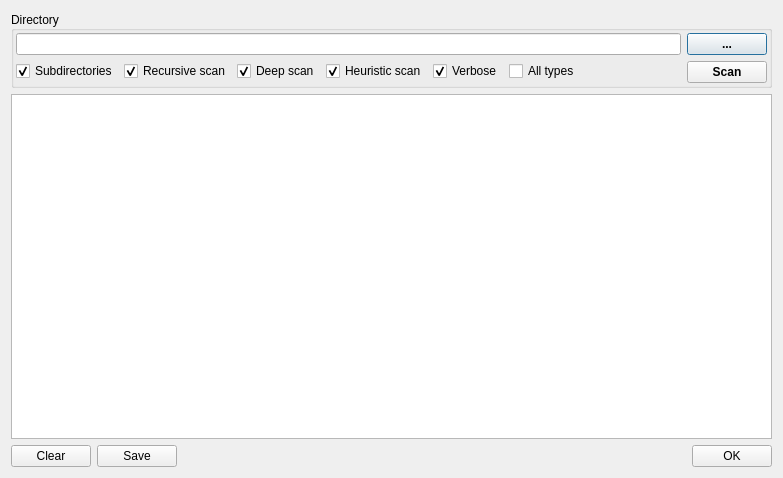
The window that dialognfdscandirectory.ui (horsicq/nfd_widget) describes before a commit, drawn with Qt 5.
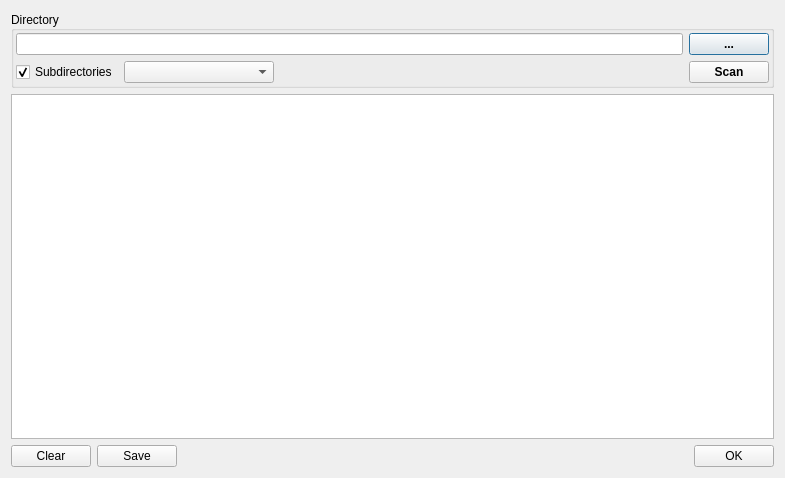
The same window after the commit. Custom widgets are drawn as their Qt base class.

```diff
--- a/dialognfdscandirectory.ui
+++ b/dialognfdscandirectory.ui
@@ -9,7 +9,7 @@
    <rect>
     <x>0</x>
     <y>0</y>
-    <width>783</width>
+    <width>785</width>
     <height>478</height>
    </rect>
   </property>
@@ -59,49 +59,12 @@
            </widget>
           </item>
           <item>
-           <widget class="QCheckBox" name="checkBoxRecursiveScan">
-            <property name="text">
-             <string>Recursive scan</string>
-            </property>
-            <property name="checked">
-             <bool>true</bool>
-            </property>
-           </widget>
-          </item>
-          <item>
-           <widget class="QCheckBox" name="checkBoxDeepScan">
-            <property name="text">
-             <string>Deep scan</string>
-            </property>
-            <property name="checked">
-             <bool>true</bool>
-            </property>
-           </widget>
-          </item>
-          <item>
-           <widget class="QCheckBox" name="checkBoxHeuristicScan">
-            <property name="text">
-             <string>Heuristic scan</string>
-            </property>
-            <property name="checked">
-             <bool>true</bool>
-            </property>
-           </widget>
-          </item>
-          <item>
-           <widget class="QCheckBox" name="checkBoxVerbose">
-            <property name="text">
-             <string>Verbose</string>
-            </property>
-            <property name="checked">
-             <bool>true</bool>
-            </property>
-           </widget>
-          </item>
-          <item>
-           <widget class="QCheckBox" name="checkBoxAllTypesScan">
-            <property name="text">
-             <string>All types</string>
+           <widget class="XComboBoxEx" name="comboBoxFlags">
+            <property name="minimumSize">
+             <size>
+              <width>150</width>
+              <height>0</height>
+             </size>
             </property>
            </widget>
           </item>
@@ -203,6 +166,13 @@
    </item>
   </layout>
  </widget>
+ <customwidgets>
+  <customwidget>
+   <class>XComboBoxEx</class>
+   <extends>QComboBox</extends>
+   <header>xcomboboxex.h</header>
+  </customwidget>
+ </customwidgets>
  <resources/>
  <connections/>
 </ui>
```
